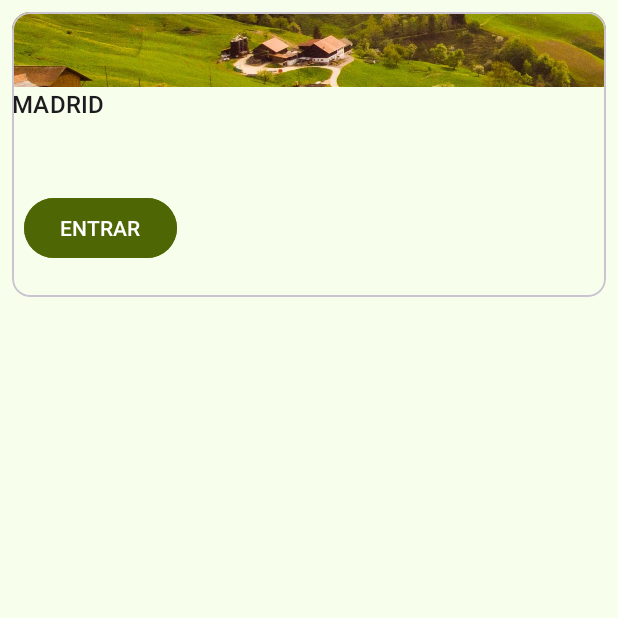
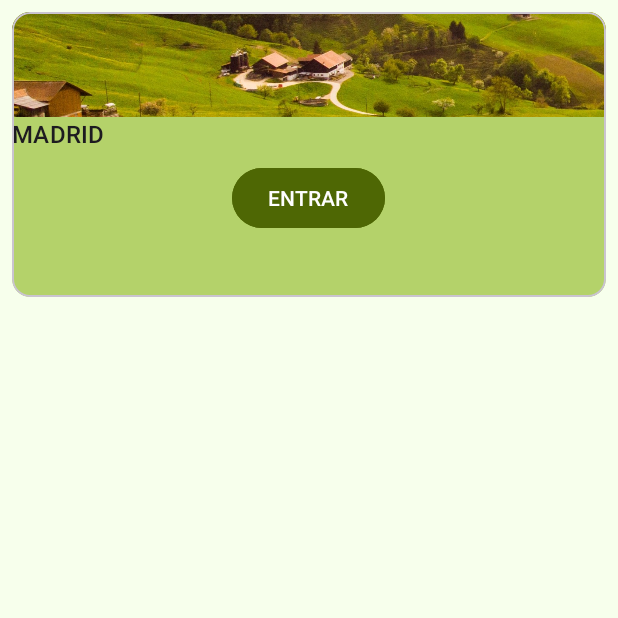
Before and after one commit to MSebas55/SpotSpain, an Android app: the Principal screen opened directly, with no data from a screen before it, on a phone screen of 412 x 824 dp, the top half of it. Run offline under Robolectric (Android 15) with nearby library versions, the phone set to English and light mode, and no system bars.

Commit message:
28/11 (ns que va y que no y si algun fallo)

```diff
--- a/app/build.gradle
+++ b/app/build.gradle
@@ -42,7 +42,7 @@ dependencies {
     androidTestImplementation 'androidx.test.ext:junit:1.1.5'
     androidTestImplementation 'androidx.test.espresso:espresso-core:3.5.1'
     implementation 'com.github.bumptech.glide:glide:4.16.0'
-    implementation platform('com.google.firebase:firebase-bom:32.6.0')
+    implementation platform('com.google.firebase:firebase-bom:32.4.0')
     implementation 'com.google.firebase:firebase-analytics'
     implementation 'com.google.firebase:firebase-firestore:24.9.0'
 }
--- a/app/src/main/res/layout/activity_login.xml
+++ b/app/src/main/res/layout/activity_login.xml
@@ -101,7 +101,7 @@
         app:layout_constraintEnd_toEndOf="@id/loginGLV2"
         android:layout_marginTop="10dp"
         android:text="Iniciar Sesión"
-        android:onClick="checkUser"
+        android:onClick="checkLogIn"
         />
 
     <Button
--- a/app/src/main/res/layout/activity_principal.xml
+++ b/app/src/main/res/layout/activity_principal.xml
@@ -12,6 +12,7 @@
       android:layout_width="0dp"
       android:layout_height="0dp"
       android:layout_margin="8dp"
+      android:backgroundTint="@color/md_theme_dark_primary"
       app:layout_constraintEnd_toEndOf="parent"
       app:layout_constraintTop_toTopOf="parent"
       app:layout_constraintBottom_toTopOf="@id/h1"
@@ -26,7 +27,7 @@
       <!-- Media -->
       <ImageView
           android:layout_width="match_parent"
-          android:layout_height="50dp"
+          android:layout_height="70dp"
           app:srcCompat="@drawable/fondosplash"
           android:scaleType="centerCrop"
           android:contentDescription="Descripción"
@@ -40,9 +41,8 @@
         <!-- Title, secondary and supporting text -->
         <TextView
             android:id="@+id/titulolugar"
-            android:layout_width="300dp"
+            android:layout_width="wrap_content"
             android:layout_height="wrap_content"
-            android:paddingBottom="40dp"
             android:text="MADRID"
             android:textAppearance="?attr/textAppearanceTitleMedium" />
 
@@ -53,7 +53,8 @@
           android:layout_width="match_parent"
           android:layout_height="wrap_content"
           android:layout_margin="8dp"
-          android:orientation="horizontal">
+          android:orientation="horizontal"
+          android:gravity="center">
         <com.google.android.material.button.MaterialButton
             android:layout_width="wrap_content"
             android:layout_height="wrap_content"
--- a/app/src/main/res/layout/activity_register.xml
+++ b/app/src/main/res/layout/activity_register.xml
@@ -132,7 +132,7 @@
         android:id="@+id/botonreg"
         android:layout_width="wrap_content"
         android:layout_height="wrap_content"
-        android:onClick="insertValues"
+        android:onClick="signUpNewUser"
         android:text="Registrarse"
         app:layout_constraintBottom_toTopOf="@+id/h3"
         app:layout_constraintEnd_toStartOf="@id/v2"
```
Also changed, not shown: app/src/main/java/com/example/spotspain/Database/User.java (added, +9 -0 lines), app/src/main/java/com/example/spotspain/Login.java (+16 -0 lines), app/src/main/java/com/example/spotspain/Register.java (+47 -1 lines).
